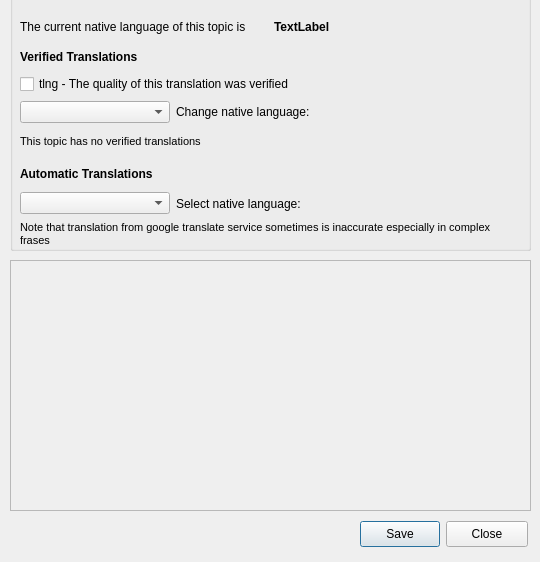
Before: the Qt Designer form src/dlg_translate.ui in robinpalat/idiomindQt, drawn with Qt 5.
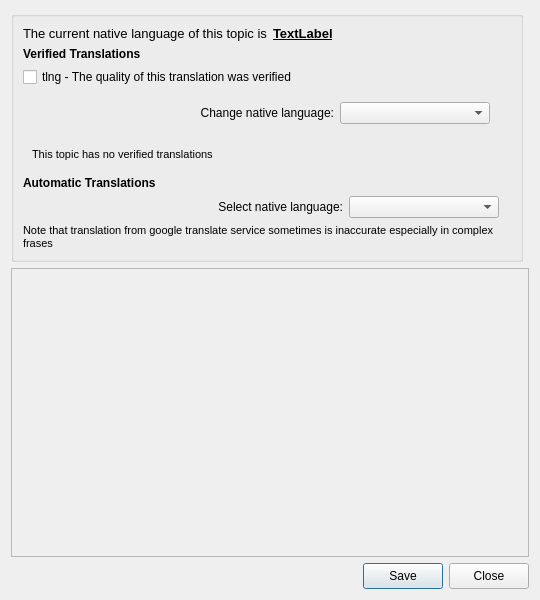
After: the same form once the commit is applied.

Patch:
```diff
--- a/src/dlg_translate.ui
+++ b/src/dlg_translate.ui
@@ -7,45 +7,38 @@
     <x>0</x>
     <y>0</y>
     <width>540</width>
-    <height>562</height>
+    <height>600</height>
    </rect>
   </property>
   <property name="minimumSize">
    <size>
-    <width>0</width>
-    <height>562</height>
+    <width>540</width>
+    <height>600</height>
    </size>
   </property>
   <property name="maximumSize">
    <size>
     <width>16777215</width>
-    <height>562</height>
+    <height>160000</height>
    </size>
   </property>
   <property name="windowTitle">
    <string>Dialog</string>
   </property>
+  <layout class="QVBoxLayout" name="verticalLayout_4">
+   <item>
   <widget class="QGroupBox" name="groupBox_2">
-   <property name="geometry">
-    <rect>
-     <x>10</x>
-     <y>-10</y>
-     <width>521</width>
-     <height>261</height>
-    </rect>
+     <property name="maximumSize">
+      <size>
+       <width>512</width>
+       <height>16777215</height>
+      </size>
    </property>
    <property name="title">
     <string/>
    </property>
-   <widget class="QWidget" name="layoutWidget">
-    <property name="geometry">
-     <rect>
-      <x>10</x>
-      <y>25</y>
-      <width>501</width>
-      <height>232</height>
-     </rect>
-    </property>
+     <layout class="QVBoxLayout" name="verticalLayout">
+      <item>
     <layout class="QVBoxLayout" name="verticalLayout_3">
      <property name="spacing">
       <number>6</number>
@@ -54,6 +47,11 @@
       <layout class="QHBoxLayout" name="horizontalLayout_5">
        <item>
         <widget class="QLabel" name="label_9">
+            <property name="font">
+             <font>
+              <pointsize>10</pointsize>
+             </font>
+            </property>
          <property name="text">
           <string>The current native language of this topic is</string>
          </property>
@@ -63,8 +61,10 @@
         <widget class="QLabel" name="label_nativeLang">
          <property name="font">
           <font>
+              <pointsize>10</pointsize>
            <weight>75</weight>
            <bold>true</bold>
+              <underline>true</underline>
           </font>
          </property>
          <property name="text">
@@ -85,6 +85,9 @@
        <property name="text">
         <string>Verified Translations</string>
        </property>
+          <property name="alignment">
+           <set>Qt::AlignBottom|Qt::AlignLeading|Qt::AlignLeft</set>
+          </property>
       </widget>
      </item>
      <item>
@@ -102,44 +105,63 @@
          <height>25</height>
         </size>
        </property>
-       <widget class="QWidget" name="horizontalLayoutWidget">
-        <property name="geometry">
-         <rect>
-          <x>0</x>
-          <y>0</y>
-          <width>501</width>
-          <height>24</height>
-         </rect>
-        </property>
+          <layout class="QHBoxLayout" name="horizontalLayout_2">
+           <item>
         <layout class="QHBoxLayout" name="horizontalLayout_3">
-         <item>
-          <widget class="QComboBox" name="comboBox_verified_trans">
-           <property name="minimumSize">
-            <size>
-             <width>150</width>
-             <height>0</height>
-            </size>
-           </property>
-           <property name="maximumSize">
-            <size>
-             <width>150</width>
-             <height>16777215</height>
-            </size>
-           </property>
-          </widget>
-         </item>
          <item>
           <widget class="QLabel" name="label">
+               <property name="minimumSize">
+                <size>
+                 <width>150</width>
+                 <height>0</height>
+                </size>
+               </property>
            <property name="text">
             <string>Change native language:</string>
            </property>
            <property name="alignment">
-            <set>Qt::AlignLeading|Qt::AlignLeft|Qt::AlignVCenter</set>
+                <set>Qt::AlignRight|Qt::AlignTrailing|Qt::AlignVCenter</set>
            </property>
           </widget>
          </item>
-        </layout>
-       </widget>
+             <item>
+              <widget class="QComboBox" name="comboBox_verified_trans">
+               <property name="minimumSize">
+                <size>
+                 <width>150</width>
+                 <height>0</height>
+                </size>
+               </property>
+               <property name="maximumSize">
+                <size>
+                 <width>150</width>
+                 <height>16777215</height>
+                </size>
+               </property>
+               <property name="layoutDirection">
+                <enum>Qt::LeftToRight</enum>
+               </property>
+              </widget>
+             </item>
+             <item>
+              <spacer name="horizontalSpacer">
+               <property name="orientation">
+                <enum>Qt::Horizontal</enum>
+               </property>
+               <property name="sizeType">
+                <enum>QSizePolicy::Fixed</enum>
+               </property>
+               <property name="sizeHint" stdset="0">
+                <size>
+                 <width>12</width>
+                 <height>20</height>
+                </size>
+               </property>
+              </spacer>
+             </item>
+            </layout>
+           </item>
+          </layout>
       </widget>
      </item>
      <item>
@@ -150,15 +172,8 @@
          <height>25</height>
         </size>
        </property>
-       <widget class="QWidget" name="horizontalLayoutWidget_2">
-        <property name="geometry">
-         <rect>
-          <x>0</x>
-          <y>0</y>
-          <width>501</width>
-          <height>21</height>
-         </rect>
-        </property>
+          <layout class="QHBoxLayout" name="horizontalLayout_7">
+           <item>
         <layout class="QHBoxLayout" name="horizontalLayout_6">
          <item>
           <widget class="QLabel" name="label_info1">
@@ -173,7 +188,8 @@
           </widget>
          </item>
         </layout>
-       </widget>
+           </item>
+          </layout>
       </widget>
      </item>
      <item>
@@ -187,42 +203,67 @@
        <property name="text">
         <string>Automatic Translations</string>
        </property>
+          <property name="alignment">
+           <set>Qt::AlignBottom|Qt::AlignLeading|Qt::AlignLeft</set>
+          </property>
       </widget>
      </item>
      <item>
       <layout class="QHBoxLayout" name="horizontalLayout_4">
-       <item>
-        <widget class="QComboBox" name="comboBox_nativelang">
-         <property name="minimumSize">
-          <size>
-           <width>150</width>
-           <height>0</height>
-          </size>
-         </property>
-         <property name="maximumSize">
-          <size>
-           <width>150</width>
-           <height>16777215</height>
-          </size>
-         </property>
-         <property name="baseSize">
-          <size>
-           <width>0</width>
-           <height>0</height>
-          </size>
-         </property>
-        </widget>
-       </item>
        <item>
         <widget class="QLabel" name="label_7">
+            <property name="minimumSize">
+             <size>
+              <width>150</width>
+              <height>0</height>
+             </size>
+            </property>
          <property name="text">
           <string>Select native language:</string>
          </property>
          <property name="alignment">
-          <set>Qt::AlignLeading|Qt::AlignLeft|Qt::AlignVCenter</set>
+             <set>Qt::AlignRight|Qt::AlignTrailing|Qt::AlignVCenter</set>
          </property>
         </widget>
        </item>
+          <item>
+           <widget class="QComboBox" name="comboBox_nativelang">
+            <property name="minimumSize">
+             <size>
+              <width>150</width>
+              <height>0</height>
+             </size>
+            </property>
+            <property name="maximumSize">
+             <size>
+              <width>150</width>
+              <height>16777215</height>
+             </size>
+            </property>
+            <property name="baseSize">
+             <size>
+              <width>0</width>
+              <height>0</height>
+             </size>
+            </property>
+           </widget>
+          </item>
+          <item>
+           <spacer name="horizontalSpacer_2">
+            <property name="orientation">
+             <enum>Qt::Horizontal</enum>
+            </property>
+            <property name="sizeType">
+             <enum>QSizePolicy::Fixed</enum>
+            </property>
+            <property name="sizeHint" stdset="0">
+             <size>
+              <width>12</width>
+              <height>20</height>
+             </size>
+            </property>
+           </spacer>
+          </item>
       </layout>
      </item>
      <item>
@@ -241,61 +282,12 @@
       </widget>
      </item>
     </layout>
-   </widget>
-  </widget>
-  <widget class="QWidget" name="layoutWidget">
-   <property name="geometry">
-    <rect>
-     <x>360</x>
-     <y>520</y>
-     <width>168</width>
-     <height>28</height>
-    </rect>
-   </property>
-   <layout class="QHBoxLayout" name="horizontalLayout">
-    <item>
-     <widget class="QPushButton" name="pushButton_save_trans">
-      <property name="minimumSize">
-       <size>
-        <width>0</width>
-        <height>26</height>
-       </size>
-      </property>
-      <property name="maximumSize">
-       <size>
-        <width>80</width>
-        <height>16777215</height>
-       </size>
-      </property>
-      <property name="text">
-       <string>Save</string>
-      </property>
-     </widget>
-    </item>
-    <item>
-     <widget class="QPushButton" name="pushButton_close">
-      <property name="minimumSize">
-       <size>
-        <width>0</width>
-        <height>26</height>
-       </size>
-      </property>
-      <property name="text">
-       <string>Close</string>
-      </property>
-     </widget>
     </item>
    </layout>
   </widget>
+   </item>
+   <item>
   <widget class="QScrollArea" name="scrollArea">
-   <property name="geometry">
-    <rect>
-     <x>10</x>
-     <y>260</y>
-     <width>521</width>
-     <height>251</height>
-    </rect>
-   </property>
    <property name="frameShape">
     <enum>QFrame::StyledPanel</enum>
    </property>
@@ -313,23 +305,68 @@
      <rect>
       <x>0</x>
       <y>0</y>
-      <width>519</width>
-      <height>249</height>
-     </rect>
-    </property>
-    <widget class="QWidget" name="verticalLayoutWidget">
-     <property name="geometry">
-      <rect>
-       <x>10</x>
-       <y>10</y>
-       <width>501</width>
-       <height>231</height>
-      </rect>
-     </property>
+        <width>520</width>
+        <height>267</height>
+       </rect>
+      </property>
+      <layout class="QVBoxLayout" name="verticalLayout_2">
+       <item>
      <layout class="QVBoxLayout" name="layouta"/>
-    </widget>
-   </widget>
-  </widget>
+       </item>
+      </layout>
+     </widget>
+    </widget>
+   </item>
+   <item>
+    <layout class="QHBoxLayout" name="horizontalLayout">
+     <item>
+      <spacer name="horizontalSpacer_3">
+       <property name="orientation">
+        <enum>Qt::Horizontal</enum>
+       </property>
+       <property name="sizeHint" stdset="0">
+        <size>
+         <width>40</width>
+         <height>20</height>
+        </size>
+       </property>
+      </spacer>
+     </item>
+     <item>
+      <widget class="QPushButton" name="pushButton_save_trans">
+       <property name="minimumSize">
+        <size>
+         <width>0</width>
+         <height>26</height>
+        </size>
+       </property>
+       <property name="maximumSize">
+        <size>
+         <width>80</width>
+         <height>16777215</height>
+        </size>
+       </property>
+       <property name="text">
+        <string>Save</string>
+       </property>
+      </widget>
+     </item>
+     <item>
+      <widget class="QPushButton" name="pushButton_close">
+       <property name="minimumSize">
+        <size>
+         <width>0</width>
+         <height>26</height>
+        </size>
+       </property>
+       <property name="text">
+        <string>Close</string>
+       </property>
+      </widget>
+     </item>
+    </layout>
+   </item>
+  </layout>
  </widget>
  <resources/>
  <connections/>
```
Lines whose indentation alone changed are shown as unchanged.
